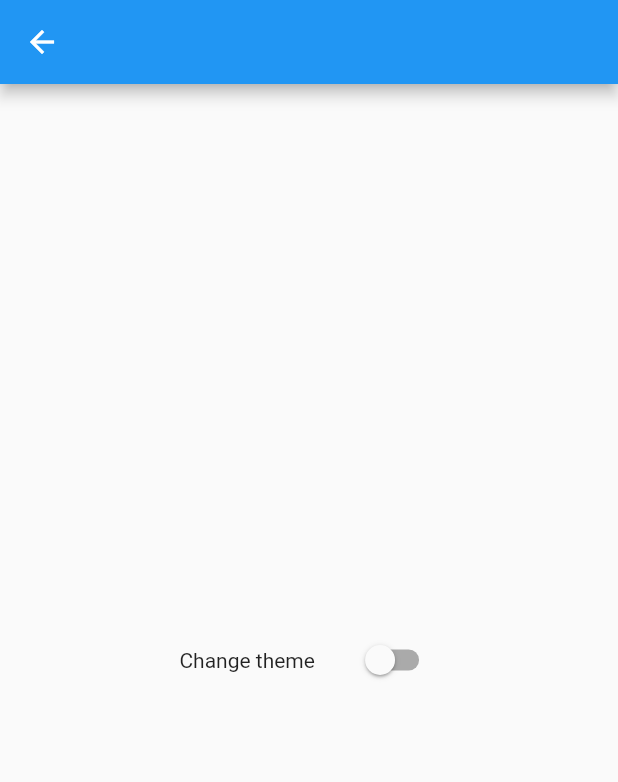
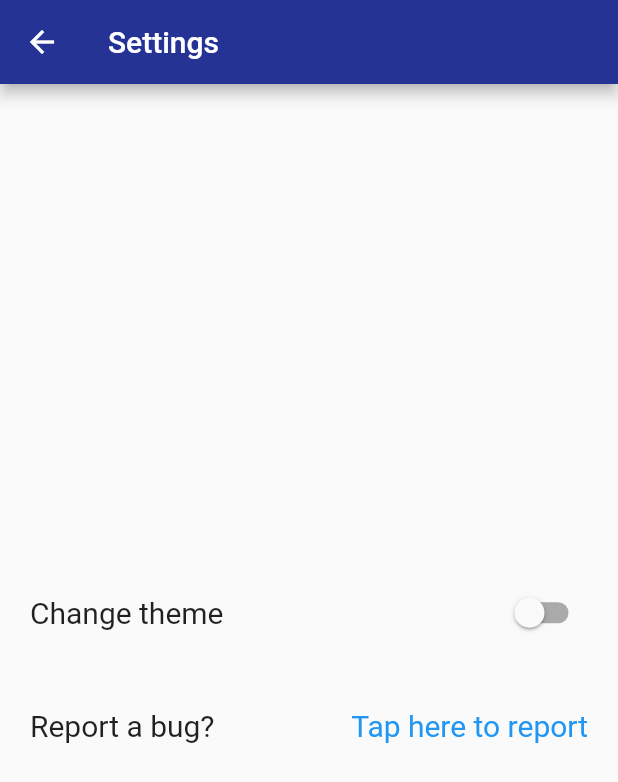
Before and after one commit to absarrahman/BRACU-Faculty-Info, a Flutter app: the SettingsPage screen opened directly, on a phone screen of 412 x 824 dp. Shown: the top 782 px of the screen. Run offline on Flutter 3.47's test engine with Material 2 defaults, Android fonts, the phone set to English and light mode, and no system bars; our stand-ins replace dynamic_theme, flutter_spinkit, lottie, transparent_image; network calls fail.

Commit message:
Some minor layout improvements
Signed-off-by: absarrahman <raman040635@gmail.com>

```diff
--- a/lib/customs/custom_internal.dart
+++ b/lib/customs/custom_internal.dart
@@ -7,6 +7,8 @@ bool isDark;
 checkTheme(context) {
   isDark = Theme.of(context).brightness == Brightness.dark ? true : false;
 }
+
+Color primaryColor = Color(0xff253494);
 
 changeBrightness(context) {
   DynamicTheme.of(context).setBrightness(
--- a/lib/screens/departments/departments.dart
+++ b/lib/screens/departments/departments.dart
@@ -52,6 +52,7 @@ class _DepartmentsPageState extends State<DepartmentsPage> {
     screenHeight = MediaQuery.of(context).size.height;
     return Scaffold(
       appBar: AppBar(
+        backgroundColor: primaryColor,
         title: Text(deptName),
       ),
       body: Container(
@@ -118,6 +119,7 @@ class _DepartmentsPageState extends State<DepartmentsPage> {
                       fontSize: 20,
                       fontWeight: FontWeight.bold,
                     ),
+                    overflow: TextOverflow.visible,
                   ),
                 ),
                 Padding(
@@ -128,6 +130,7 @@ class _DepartmentsPageState extends State<DepartmentsPage> {
                       fontSize: 20,
                       // fontWeight: FontWeight.bold,
                     ),
+                    overflow: TextOverflow.visible,
                   ),
                 ),
                 Padding(
@@ -142,6 +145,7 @@ class _DepartmentsPageState extends State<DepartmentsPage> {
                         color: isDark ? Colors.blue[400] : Colors.blue,
                       ),
                       textAlign: TextAlign.center,
+                      overflow: TextOverflow.visible,
                     ),
                   ),
                 ),
--- a/lib/screens/home.dart
+++ b/lib/screens/home.dart
@@ -46,6 +46,7 @@ class _HomePageState extends State<HomePage> {
     screenWidth = MediaQuery.of(context).size.width;
     return Scaffold(
       appBar: AppBar(
+        backgroundColor: primaryColor,
         actions: [
           IconButton(icon: Icon(Icons.settings), onPressed: ()=>testCheck())
         ],
--- a/lib/screens/settings.dart
+++ b/lib/screens/settings.dart
@@ -1,5 +1,6 @@
 import 'package:faculty_info/customs/custom_internal.dart';
 import 'package:flutter/material.dart';
+import 'package:url_launcher/url_launcher.dart';
 
 class SettingsPage extends StatefulWidget {
   @override
@@ -10,17 +11,69 @@ class _SettingsPageState extends State<SettingsPage> {
   @override
   Widget build(BuildContext context) {
     return Scaffold(
-      appBar: AppBar(),
+      appBar: AppBar(
+        title: Text("Settings"),
+        backgroundColor: primaryColor,
+      ),
       body: Container(
         child: Column(
           mainAxisAlignment: MainAxisAlignment.center,
           children: [
-            Row(
-              mainAxisAlignment: MainAxisAlignment.center,
+            Padding(
+              padding: const EdgeInsets.all(20.0),
+              child: _changeTheme(),
+            ),
+            Padding(
+              padding: const EdgeInsets.all(20.0),
+              child: _reportBug(),
+            ),
+          ],
+        ),
+      ),
+    );
+  }
+
+  Widget _reportBug() {
+    return Row(
+      mainAxisAlignment: MainAxisAlignment.spaceBetween,
       children: [
-                Text("Change theme "),
-                SizedBox(
-                  width: 20,
+        Text("Report a bug? ",
+          style: TextStyle(
+            fontSize: 20,
+          ),
+        ),
+        InkWell(
+          onTap: _reportMail,
+          child: Text(
+              "Tap here to report",
+            style: TextStyle(
+              color: isDark ? Colors.blue[400] : Colors.blue,
+              fontSize: 20,
+            ),
+          ),
+        ),
+      ],
+    );
+  }
+
+  _reportMail() async {
+      var url = "mailto:moh.absar.rahman@g.bracu.ac.bd?subject=Bug report about "
+          "BRACU Faculty List app";
+      if (await canLaunch(url)) {
+        await launch(url);
+      } else {
+        throw "Failed";
+      }
+  }
+
+  Widget _changeTheme() {
+    return Row(
+      mainAxisAlignment: MainAxisAlignment.spaceBetween,
+      children: [
+        Text("Change theme ",
+          style: TextStyle(
+            fontSize: 20,
+          ),
         ),
         Switch(
           value: isDark,
@@ -36,10 +89,6 @@ class _SettingsPageState extends State<SettingsPage> {
           },
         ),
       ],
-            )
-          ],
-        ),
-      ),
     );
   }
 }
```
Lines whose indentation alone changed are shown as unchanged.
